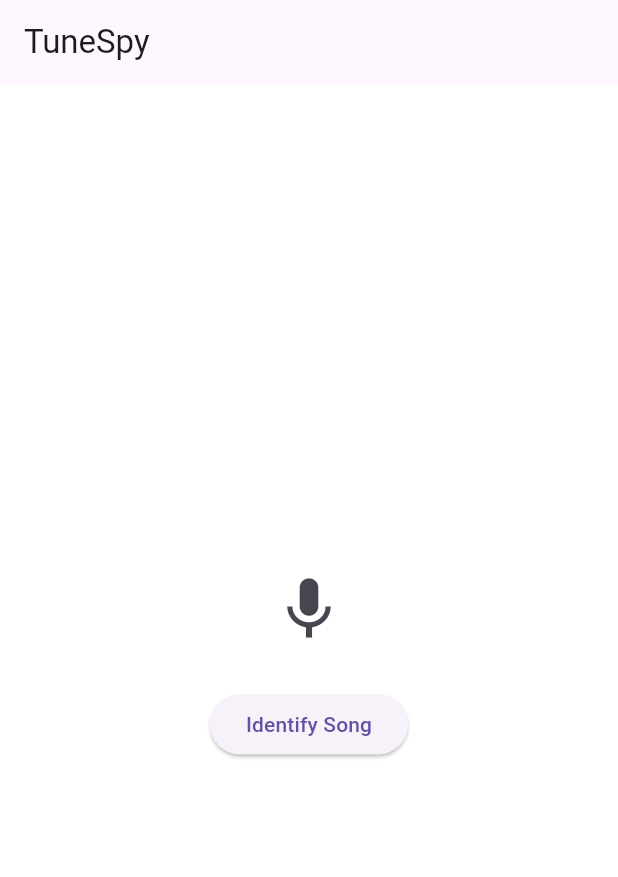
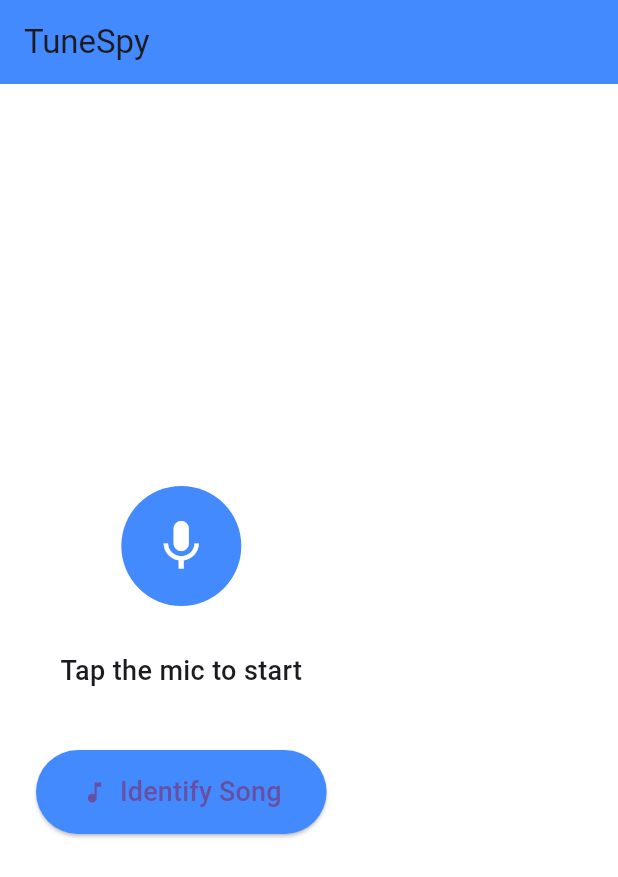
Before and after one commit to Ajayrawat17/TuneSpyApp, a Flutter app: the screen it shows after launch, on a phone screen of 412 x 824 dp. Shown: the top 877 px of the screen. Run offline on Flutter 3.47's test engine with Material 3 defaults, Android fonts, the phone set to English and light mode, and no system bars; our stand-ins replace permission_handler; missing offline and left inert: flutter_sound.

Commit message:
new changes

```diff
--- a/tunespyfrontend/lib/screens/home_screen.dart
+++ b/tunespyfrontend/lib/screens/home_screen.dart
@@ -3,6 +3,8 @@ import 'package:flutter_sound/flutter_sound.dart';
 import 'package:permission_handler/permission_handler.dart';
 import 'package:http/http.dart' as http;
 import 'package:path_provider/path_provider.dart';
+import 'dart:async';
+
 import 'result_screen.dart';
 
 class HomeScreen extends StatefulWidget {
@@ -10,16 +12,35 @@ class HomeScreen extends StatefulWidget {
   _HomeScreenState createState() => _HomeScreenState();
 }
 
-class _HomeScreenState extends State<HomeScreen> {
+class _HomeScreenState extends State<HomeScreen>
+    with SingleTickerProviderStateMixin {
   bool isRecording = false;
   FlutterSoundRecorder? _audioRecorder;
   String? audioFilePath;
+
+  late AnimationController _animationController;
+  late Animation<double> _animation;
 
   @override
   void initState() {
     super.initState();
     _audioRecorder = FlutterSoundRecorder();
     _initializeRecorder();
+
+    _animationController = AnimationController(
+      vsync: this,
+      duration: Duration(milliseconds: 1000),
+    );
+    _animation = Tween<double>(begin: 1.0, end: 1.5).animate(
+      CurvedAnimation(parent: _animationController, curve: Curves.easeInOut),
+    );
+    _animationController.addStatusListener((status) {
+      if (status == AnimationStatus.completed) {
+        _animationController.reverse();
+      } else if (status == AnimationStatus.dismissed) {
+        _animationController.forward();
+      }
+    });
   }
 
   Future<void> _initializeRecorder() async {
@@ -62,6 +83,7 @@ class _HomeScreenState extends State<HomeScreen> {
       setState(() {
         isRecording = true;
       });
+      _animationController.forward();
     } catch (e) {
       print("Error starting recorder: $e");
     }
@@ -80,6 +102,8 @@ class _HomeScreenState extends State<HomeScreen> {
         isRecording = false;
         audioFilePath = path;
       });
+      _animationController.stop();
+      _animationController.reset();
     } catch (e) {
       print("Error stopping recorder: $e");
     }
@@ -157,33 +181,56 @@ class _HomeScreenState extends State<HomeScreen> {
   void dispose() {
     _audioRecorder?.closeRecorder();
     _audioRecorder = null;
+    _animationController.dispose();
     super.dispose();
+  }
+
+  Widget buildMicButton() {
+    return ScaleTransition(
+      scale: _animation,
+      child: CircleAvatar(
+        radius: 40,
+        backgroundColor: isRecording ? Colors.redAccent : Colors.blueAccent,
+        child: IconButton(
+          icon: Icon(isRecording ? Icons.stop : Icons.mic),
+          color: Colors.white,
+          iconSize: 40,
+          onPressed: isRecording ? stopRecording : startRecording,
+        ),
+      ),
+    );
   }
 
   @override
   Widget build(BuildContext context) {
     return Scaffold(
-      appBar: AppBar(title: Text('TuneSpy')),
-      body: Center(
+      appBar: AppBar(
+        title: Text('TuneSpy'),
+        backgroundColor: Colors.blueAccent,
+      ),
+      body: Padding(
+        padding: const EdgeInsets.symmetric(horizontal: 24.0),
         child: Column(
           mainAxisAlignment: MainAxisAlignment.center,
           children: [
-            if (isRecording)
-              IconButton(
-                icon: Icon(Icons.stop),
-                onPressed: stopRecording,
-                iconSize: 50,
-              )
-            else
-              IconButton(
-                icon: Icon(Icons.mic),
-                onPressed: startRecording,
-                iconSize: 50,
+            buildMicButton(),
+            SizedBox(height: 30),
+            Text(
+              isRecording ? "Recording in progress..." : "Tap the mic to start",
+              style: TextStyle(fontSize: 18, fontWeight: FontWeight.w500),
+            ),
+            SizedBox(height: 40),
+            ElevatedButton.icon(
+              style: ElevatedButton.styleFrom(
+                padding: EdgeInsets.symmetric(horizontal: 30.0, vertical: 15.0),
+                shape: RoundedRectangleBorder(
+                  borderRadius: BorderRadius.circular(30),
+                ),
+                backgroundColor: Colors.blueAccent,
               ),
-            SizedBox(height: 20),
-            ElevatedButton(
-              onPressed: () => sendAudioFile(context), // <-- yahin fix hai
-              child: Text('Identify Song'),
+              onPressed: () => sendAudioFile(context),
+              icon: Icon(Icons.music_note),
+              label: Text('Identify Song', style: TextStyle(fontSize: 18)),
             ),
           ],
         ),
```
Also changed, not shown: tunespyfrontend/lib/screens/result_screen.dart (+45 -3 lines), 1 other file.
